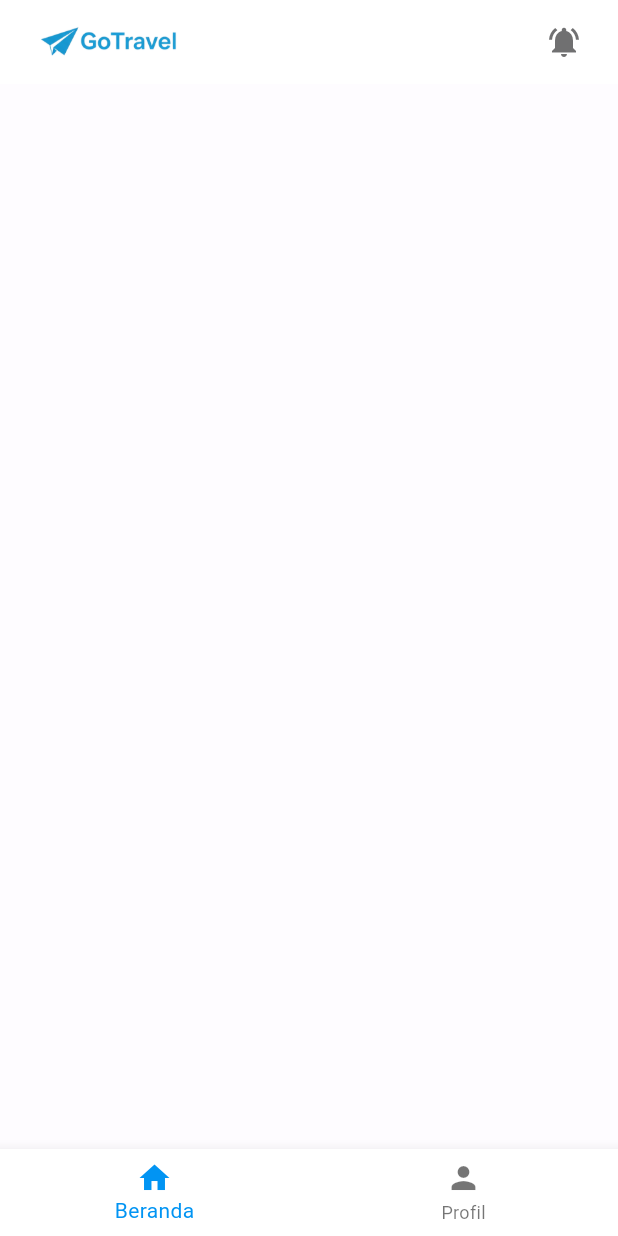
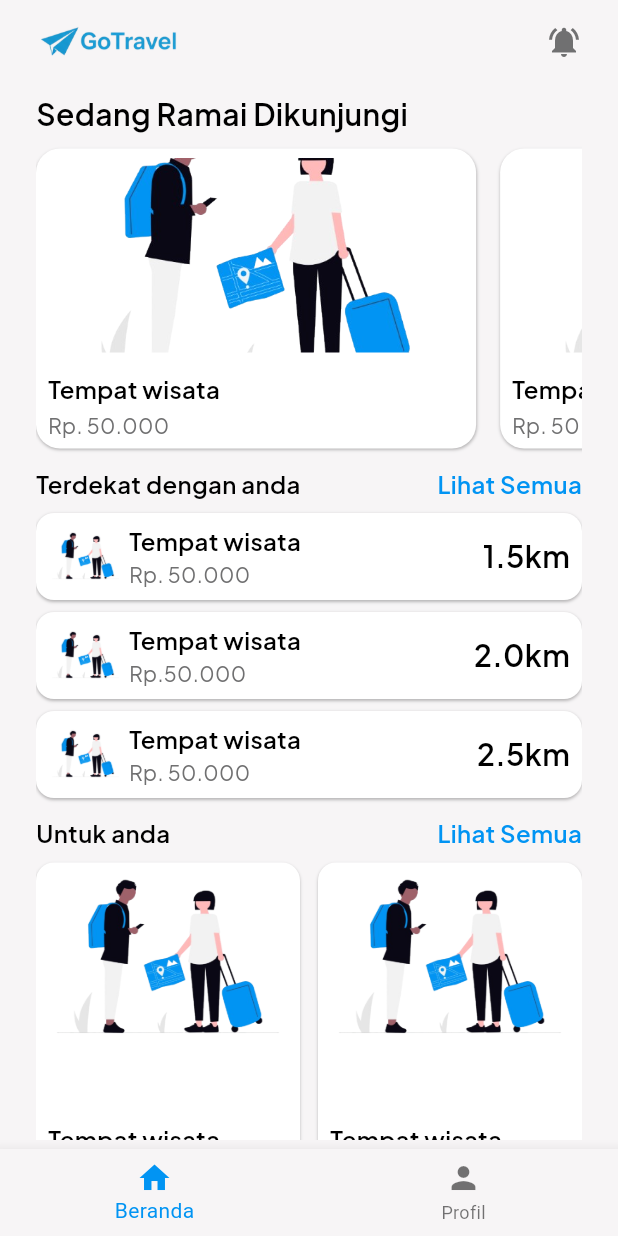
Before and after one commit to VandyRzky/Praktikum_PBB, a Flutter app: the screen it shows after launch, on a phone screen of 412 x 824 dp. Run offline on Flutter 3.47's test engine with Material 3 defaults, Android fonts, the phone set to English and light mode, and no system bars; our stand-ins replace google_fonts.

Commit message:
feat: membuat home page

```diff
--- a/lib/main.dart
+++ b/lib/main.dart
@@ -31,7 +31,7 @@ class MyApp extends StatelessWidget {
           onError: Colors.white,
         ),
         primaryColor: const Color(0xFF0194F3),
-        scaffoldBackgroundColor: const Color(0xFFFEFCFF),
+        scaffoldBackgroundColor: const Color(0xFFF7F5F6),
       ),
       debugShowCheckedModeBanner: false,
       // routes: {
--- a/lib/pages/home/home.dart
+++ b/lib/pages/home/home.dart
@@ -1,6 +1,10 @@
 
 
 import 'package:flutter/material.dart';
+import 'package:google_fonts/google_fonts.dart';
+import 'package:gotravel/pages/home/home_for_you.dart';
+import 'package:gotravel/pages/home/home_near_by.dart';
+import 'package:gotravel/pages/home/home_recommendation.dart';
 
 class Home extends StatefulWidget{
   @override
@@ -13,6 +17,7 @@ class _HomeState extends State<Home>{
     return Scaffold(
       backgroundColor: Theme.of(context).scaffoldBackgroundColor,
       appBar: AppBar(
+        backgroundColor: Theme.of(context).scaffoldBackgroundColor,
         flexibleSpace: Padding(
             padding: const EdgeInsets.symmetric(horizontal: 24, vertical: 16),
             child: Row(
@@ -25,9 +30,57 @@ class _HomeState extends State<Home>{
             ),
         ),
       ),
+      body: SafeArea(
+          child:
+          Padding(
+            padding: EdgeInsets.symmetric(horizontal: 24, vertical: 6),
+            child: ListView(
+              children: [
+                Text("Sedang Ramai Dikunjungi",
+                style: GoogleFonts.plusJakartaSans(fontSize: 20,
+                fontWeight: FontWeight.w600, color: Theme.of(context).colorScheme.onBackground),
+                ),
+                SizedBox(height: 8,),
+                HomeRecommendation(),
+                SizedBox(height: 12,),
+                Row(
+                  mainAxisAlignment: MainAxisAlignment.spaceBetween,
+                  crossAxisAlignment: CrossAxisAlignment.center,
+                  children: [
+                    Text("Terdekat dengan anda",
+                      style: GoogleFonts.plusJakartaSans(fontSize: 16,
+                          fontWeight: FontWeight.w600, color: Theme.of(context).colorScheme.onBackground),
+                    ),
+                    Text("Lihat Semua", style: GoogleFonts.plusJakartaSans(fontSize: 16,
+                        fontWeight: FontWeight.w600, color: Theme.of(context).colorScheme.primary),)
+                  ],
+                ),
+                SizedBox(height: 8,),
+                NearByContainer(),
+                SizedBox(height: 12,),
+                Row(
+                  mainAxisAlignment: MainAxisAlignment.spaceBetween,
+                  crossAxisAlignment: CrossAxisAlignment.center,
+                  children: [
+                    Text("Untuk anda",
+                      style: GoogleFonts.plusJakartaSans(fontSize: 16,
+                          fontWeight: FontWeight.w600, color: Theme.of(context).colorScheme.onBackground),
+                    ),
+                    Text("Lihat Semua", style: GoogleFonts.plusJakartaSans(fontSize: 16,
+                        fontWeight: FontWeight.w600, color: Theme.of(context).colorScheme.primary),)
+                  ],
+                ),
+                SizedBox(height: 8,),
+                ForYouContainer(),
+                SizedBox(height: 10,)
+              ],
+            )
+          )
+      ),
 
 
       bottomNavigationBar: BottomNavigationBar(
+        backgroundColor: Theme.of(context).scaffoldBackgroundColor,
         type: BottomNavigationBarType.fixed,
         items: [
           BottomNavigationBarItem(
--- /dev/null
+++ b/lib/pages/home/home_for_you.dart
@@ -0,0 +1,92 @@
+
+import 'package:flutter/material.dart';
+import 'package:google_fonts/google_fonts.dart';
+
+class ForYou extends StatelessWidget{
+  final Map<String, String> item;
+
+  ForYou({super.key, required this.item});
+
+  @override
+  Widget build(BuildContext context) {
+    return Container(
+      decoration: BoxDecoration(
+          color: Theme.of(context).colorScheme.onSecondary,
+          borderRadius: BorderRadius.all(Radius.circular(12)),
+          boxShadow: [
+            BoxShadow(
+              color: Colors.black26,
+              blurRadius: 1,
+              offset: Offset(0, 1),
+            ),
+          ]
+      ),
+      padding: EdgeInsets.symmetric(horizontal: 8, vertical: 4),
+      child: Column(
+        mainAxisAlignment: MainAxisAlignment.spaceBetween,
+        crossAxisAlignment: CrossAxisAlignment.center,
+        children: [
+          ClipRRect(
+            borderRadius: BorderRadius.circular(10),
+            child: Image.asset(
+              item['image']!,
+              width: double.infinity,
+              height: 120,
+              fit: BoxFit.cover,
+            ),
+          ),
+
+          Row(
+            mainAxisAlignment: MainAxisAlignment.spaceBetween,
+            crossAxisAlignment: CrossAxisAlignment.center,
+            children: [
+              Column(
+                mainAxisAlignment: MainAxisAlignment.spaceBetween,
+                crossAxisAlignment: CrossAxisAlignment.start,
+                children: [
+                  Text(item['title']!,  style: GoogleFonts.plusJakartaSans(fontSize: 16,
+                      fontWeight: FontWeight.w600, color: Theme.of(context).colorScheme.onBackground)),
+                  Text(item['subtitle']!, style: GoogleFonts.plusJakartaSans(fontSize: 14,
+                      fontWeight: FontWeight.w400, color: Theme.of(context).colorScheme.secondary)),
+                ],
+              ),
+              ClipRRect(
+                borderRadius: BorderRadius.all(Radius.circular(50)),
+                child: Icon(Icons.favorite, color: Theme.of(context).colorScheme.error,),
+              )
+            ],
+          )
+        ],
+      ),
+    );
+  }
+}
+
+
+class ForYouContainer extends StatelessWidget{
+  final List <Map<String, String>> items = [
+    {
+      'image': 'assets/welcome.png',
+      'title': 'Tempat wisata',
+      'subtitle': 'Rp. 50.000',
+    },
+    {
+      'image': 'assets/welcome.png',
+      'title': 'Tempat wisata',
+      'subtitle': 'Rp. 50.000',
+    },
+  ];
+  @override
+  Widget build(BuildContext context) {
+    return SizedBox(
+      height: 220,
+      child: Row(
+        children: [
+          Expanded(child: ForYou(item: items[0])),
+          SizedBox(width: 12),
+          Expanded(child: ForYou(item: items[1])),
+        ],
+      ),
+    );
+  }
+}
--- /dev/null
+++ b/lib/pages/home/home_near_by.dart
@@ -0,0 +1,98 @@
+
+
+import 'package:flutter/material.dart';
+import 'package:google_fonts/google_fonts.dart';
+
+class NearBy extends StatelessWidget{
+  final Map<String, String> items;
+
+  const NearBy({super.key, required this.items});
+
+  @override
+  Widget build(BuildContext context) {
+    return Container(
+      padding: EdgeInsets.symmetric(horizontal: 8, vertical: 4),
+      decoration: BoxDecoration(
+          color: Theme.of(context).colorScheme.onSecondary,
+          borderRadius: BorderRadius.all(Radius.circular(12)),
+          boxShadow: [
+            BoxShadow(
+              color: Colors.black26,
+              blurRadius: 1,
+              offset: Offset(0, 1),
+            ),
+          ]
+      ),
+      child: Row(
+        mainAxisAlignment: MainAxisAlignment.spaceBetween,
+        crossAxisAlignment: CrossAxisAlignment.center,
+        children: [
+          Row(
+            mainAxisAlignment: MainAxisAlignment.center,
+            crossAxisAlignment: CrossAxisAlignment.center,
+            children: [
+              ClipRRect(
+                borderRadius: BorderRadiusGeometry.all(Radius.circular(10)),
+                child: Image.asset(items['image']!, width: 50, height: 50,)
+                ,
+              ),
+              SizedBox(width: 4,),
+              Column(
+                mainAxisAlignment: MainAxisAlignment.spaceBetween,
+                crossAxisAlignment: CrossAxisAlignment.start,
+                children: [
+                  Text(items['title']!,
+                    style: GoogleFonts.plusJakartaSans(fontSize: 16,
+                      fontWeight: FontWeight.w600, color: Theme.of(context).colorScheme.onBackground),),
+                  Text(items['subtitle']!, style: GoogleFonts.plusJakartaSans(fontSize: 14,
+                      fontWeight: FontWeight.w400, color: Theme.of(context).colorScheme.secondary),)
+                ],
+              )
+            ],
+          ),
+          Text(items['range']!, style: GoogleFonts.plusJakartaSans(fontSize: 20,
+              fontWeight: FontWeight.w600, color: Theme.of(context).colorScheme.onBackground),),
+        ],
+      ),
+    );
+  }
+}
+
+
+class NearByContainer extends StatelessWidget{
+  final List <Map<String, String>> items = [
+    {
+      'image': 'assets/welcome.png',
+      'title': 'Tempat wisata',
+      'subtitle': 'Rp. 50.000',
+      'range': '1.5km'
+    },
+    {
+      'image': 'assets/welcome.png',
+      'title': 'Tempat wisata',
+      'subtitle': 'Rp. 50.000',
+      'range': '2.5km'
+    },
+    {
+      'image': 'assets/welcome.png',
+      'title': 'Tempat wisata',
+      'subtitle': 'Rp.50.000',
+      'range': '2.0km'
+    },
+  ];
+  @override
+  Widget build(BuildContext context) {
+    return Container(
+      child: Column(
+        children: [
+          NearBy(items: items[0]),
+          SizedBox(height: 8,),
+          NearBy(items: items[2]),
+          SizedBox(height: 8,),
+          NearBy(items: items[1]),
+
+        ],
+      ),
+    );
+  }
+}
--- /dev/null
+++ b/lib/pages/home/home_recommendation.dart
@@ -0,0 +1,103 @@
+
+
+import 'package:flutter/material.dart';
+import 'package:google_fonts/google_fonts.dart';
+import 'package:gotravel/pages/home/home.dart';
+
+class HomeRecommendation extends StatefulWidget{
+  @override
+  _HomeRecommendationState createState() => _HomeRecommendationState();
+}
+
+class _HomeRecommendationState extends State<HomeRecommendation>{
+  PageController _pageController = PageController(
+    viewportFraction: 0.85
+  );
+  final List<Map<String, String>> items = [
+    {
+      'image': 'assets/welcome.png',
+      'title': 'Tempat wisata',
+      'subtitle': 'Rp. 50.000'
+    },
+    {
+      'image': 'assets/welcome.png',
+      'title': 'Tempat wisata',
+      'subtitle': 'Rp. 50.000'
+    },
+    {
+      'image': 'assets/welcome.png',
+      'title': 'Tempat wisata',
+      'subtitle': 'Rp. 50.000'
+    },
+  ];
+  @override
+  Widget build(BuildContext context) {
+    return SizedBox(
+      height: 200, // biarkan agak tinggi agar card-nya muat
+      child: PageView.builder(
+        controller: _pageController,
+        itemCount: items.length,
+        clipBehavior: Clip.none,
+        padEnds: false,
+        itemBuilder: (context, index) {
+          final item = items[index];
+          return AspectRatio(
+            aspectRatio: 1 / 1.1,
+            child: Container(
+              margin: const EdgeInsets.only(right: 16),
+              decoration: BoxDecoration(
+                color: Colors.white,
+                borderRadius: BorderRadius.circular(16),
+                boxShadow:  [
+                  BoxShadow(
+                    color: Colors.black26,
+                    blurRadius: 1,
+                    offset: Offset(0, 1),
+                  ),
+
+                ],
+              ),
+              child: Padding(padding: EdgeInsets.symmetric(vertical: 6, horizontal: 8),
+                child: Column(
+                  crossAxisAlignment: CrossAxisAlignment.start,
+                  children: [
+                    // Gambar di atas
+                    ClipRRect(
+                      borderRadius: const BorderRadius.only(
+                        topLeft: Radius.circular(16),
+                        topRight: Radius.circular(16),
+                      ),
+                      child: Image.asset(
+                        item['image']!,
+                        height: 130,
+                        width: double.infinity,
+                        fit: BoxFit.cover,
+                      ),
+                    ),
+                    Spacer(flex: 1,),
+
+                    Text(
+                      item['title']!,
+                      style: GoogleFonts.plusJakartaSans(fontSize: 16,
+                        fontWeight: FontWeight.w600, color: Theme.of(context).colorScheme.onBackground),
+                    ),
+                    SizedBox(height: 2,),
+                    Text(
+                      item['subtitle']!,
+                      style: GoogleFonts.plusJakartaSans(fontSize: 14,
+                          fontWeight: FontWeight.w400, color: Theme.of(context).colorScheme.secondary),
+
+                    )
+
+                  ],
+                ),
+              )
+
+            ),
+          );
+        },
+      ),
+    );
+  }
+
+}
--- a/lib/pages/login/login.dart
+++ b/lib/pages/login/login.dart
@@ -26,7 +26,8 @@ class _LoginState extends State<Login>{
               crossAxisAlignment: CrossAxisAlignment.start,
               children: [
                 Text("Selamat Datang Kembali!",
-                  style: GoogleFonts.plusJakartaSans(fontSize: 20, fontWeight: FontWeight.w600, color: Theme.of(context).colorScheme.onBackground),),
+                  style: GoogleFonts.plusJakartaSans(fontSize: 20,
+                      fontWeight: FontWeight.w600, color: Theme.of(context).colorScheme.onBackground),),
                 Text("Siap menjelajahi tempat wisata impianmu hari ini?",
                   style: GoogleFonts.plusJakartaSans(fontSize: 12, fontWeight: FontWeight.w400, color: Theme.of(context).colorScheme.secondary),),
 
```
Also changed, not shown: assets/recommendation/rec1.png (added), assets/recommendation/rec2.png (added), assets/recommendation/rec3.png (added).
